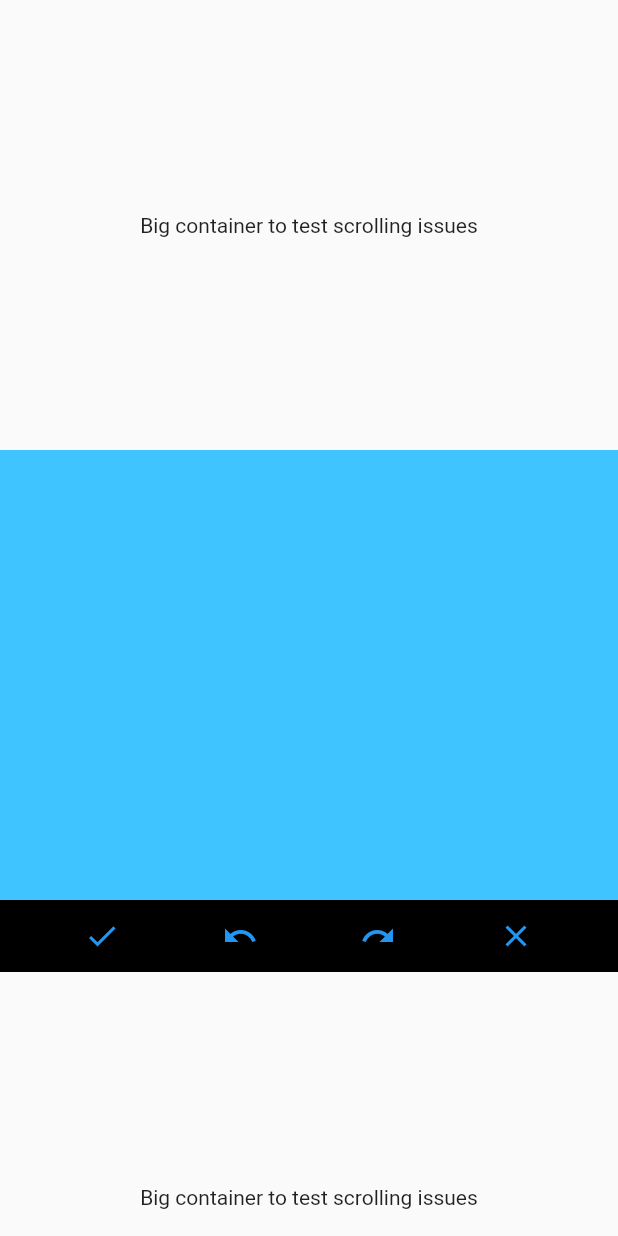
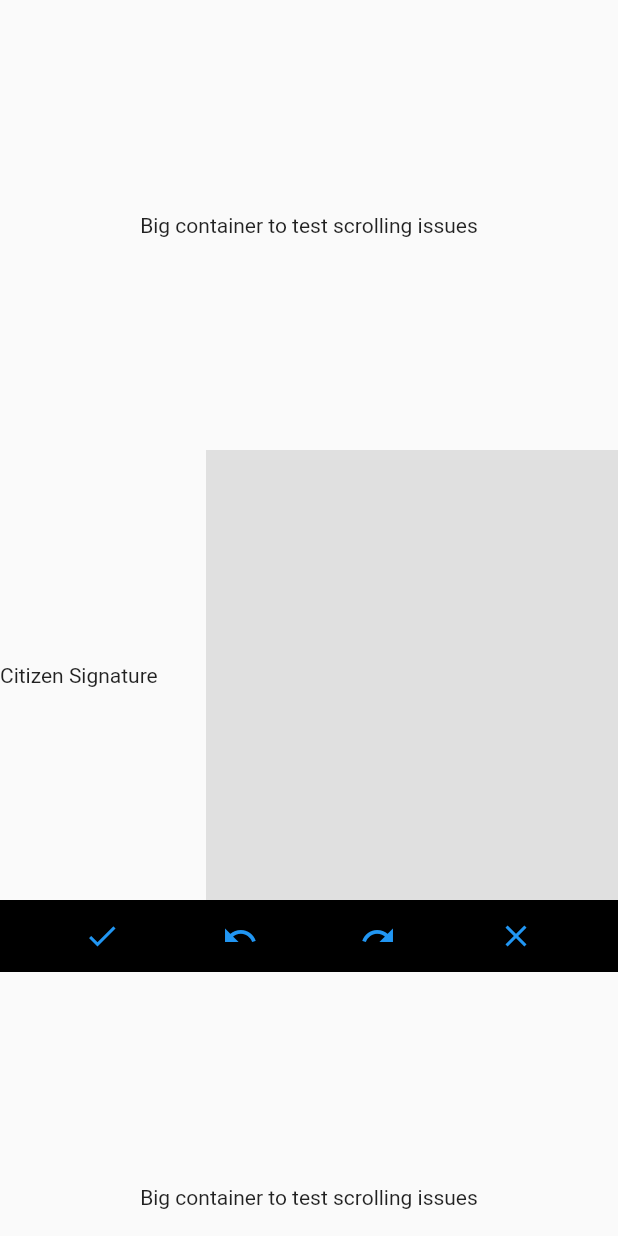
Before and after one commit to 4Q-s-r-o/signature, a Flutter app: the screen it shows after launch, on a phone screen of 412 x 824 dp. Run offline on Flutter 3.47's test engine with Material 2 defaults, Android fonts, the phone set to English and light mode, and no system bars.

Commit message:
#58 - Fixed drawing "outside of the box"

```diff
--- a/example/lib/main.dart
+++ b/example/lib/main.dart
@@ -41,11 +41,27 @@ class _MyAppState extends State<MyApp> {
                 ),
               ),
               //SIGNATURE CANVAS
-              Signature(
-                controller: _controller,
-                height: 300,
-                backgroundColor: Colors.lightBlueAccent,
+              Row(
+                children: [
+                  Expanded(child: Text("Citizen Signature")),
+                  Flexible(
+                      flex: 2,
+                      child: Signature(
+                        controller: SignatureController(
+                          penStrokeWidth: 5,
+                          penColor: Colors.black,
+                          exportBackgroundColor: Colors.blue,
+                        ),
+                        height: 300,
+                        backgroundColor: Colors.grey[300]!,
+                      ))
+                ],
               ),
+              // Signature(
+              //   controller: _controller,
+              //   height: 300,
+              //   backgroundColor: Colors.lightBlueAccent,
+              // ),
               //OK AND CLEAR BUTTONS
               Container(
                 decoration: const BoxDecoration(color: Colors.black),
```
Also changed, not shown: lib/signature.dart (+12 -2 lines).
